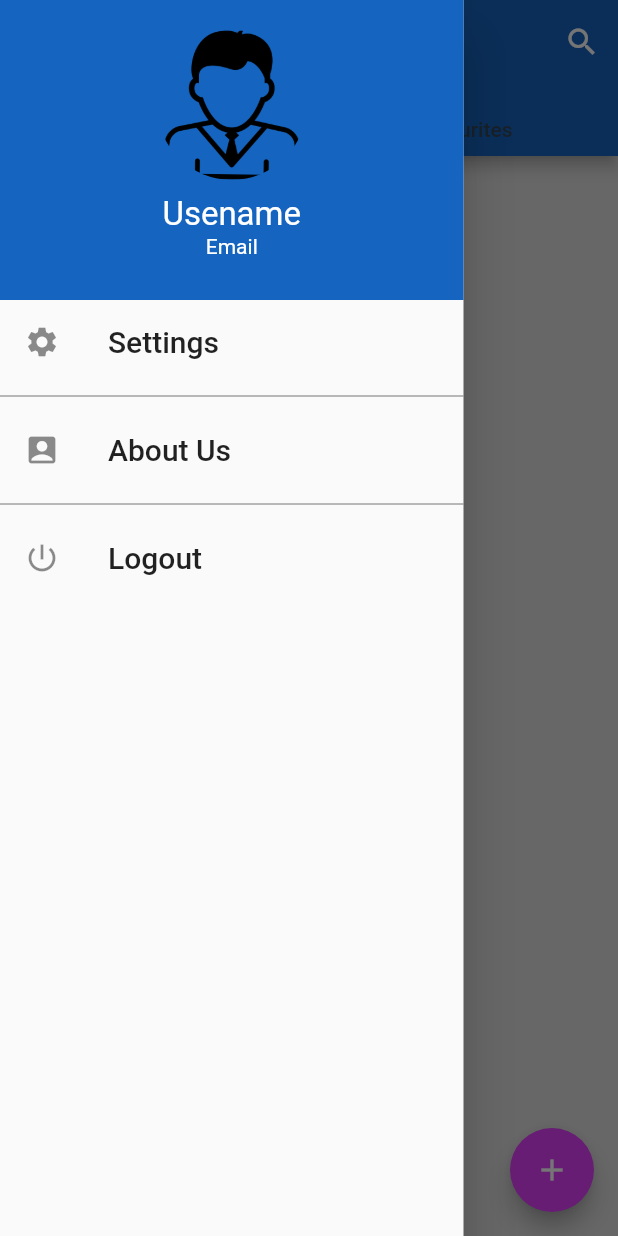
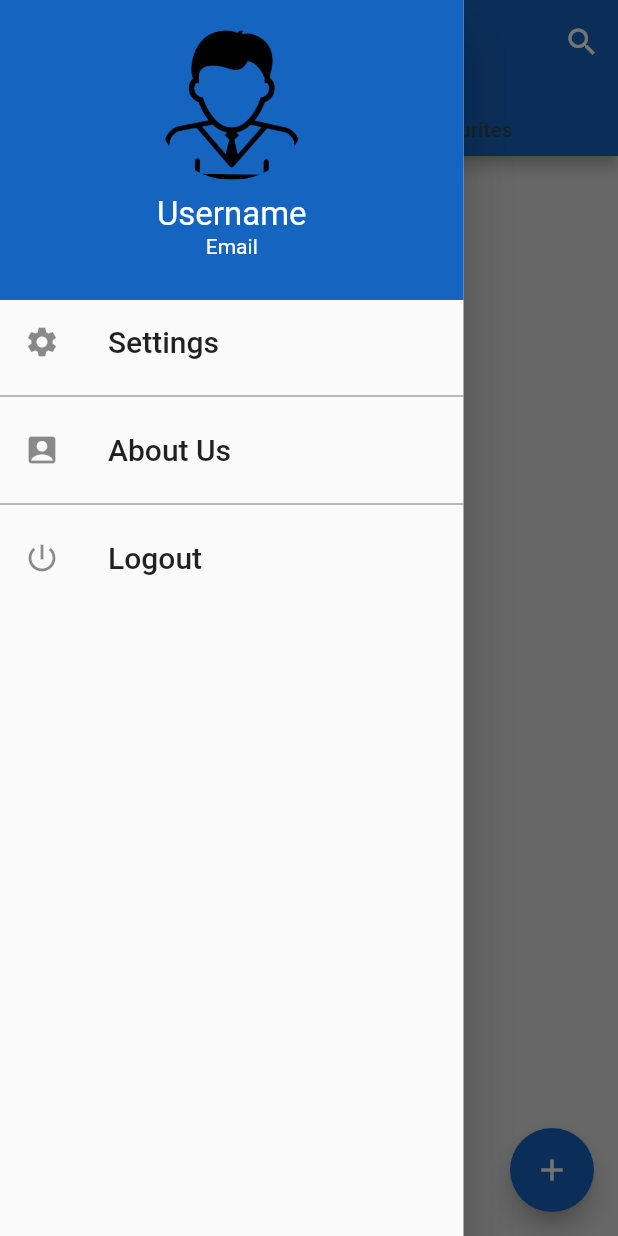
Before and after one commit to JayTiwari312/homemaker_companion, a Flutter app: the RecipesScreen screen opened directly, with the side drawer open, on a phone screen of 412 x 824 dp. Run offline on Flutter 3.47's test engine with Material 2 defaults, Android fonts, the phone set to English and light mode, and no system bars; our stand-ins replace animated_text_kit, cached_network_image, cloud_firestore, firebase_auth, firebase_storage, flutter_custom_clippers and 7 more; missing offline and left inert: flutter_facebook_login; accounts and stored records are empty.

Commit message:
Minor changes

```diff
--- a/lib/recipes_screen.dart
+++ b/lib/recipes_screen.dart
@@ -250,7 +250,7 @@ class _RecipesScreenState extends State<RecipesScreen> {
             ],
           ),
           floatingActionButton: FloatingActionButton(
-            backgroundColor: Colors.purpleAccent,
+            backgroundColor: Colors.blue[800],
             child: Icon(Icons.add),
             onPressed: () {
               Navigator.pushNamed(context, NewRecipeScreen.id);
--- a/lib/side_drawer.dart
+++ b/lib/side_drawer.dart
@@ -32,7 +32,7 @@ class SideDrawer extends StatelessWidget {
                           fit: BoxFit.fill),
                         ),
                       ),
-                      Text("Usename", style: TextStyle(
+                      Text("Username", style: TextStyle(
                         fontSize: 22,
                         color: Colors.white
                       ),
```
